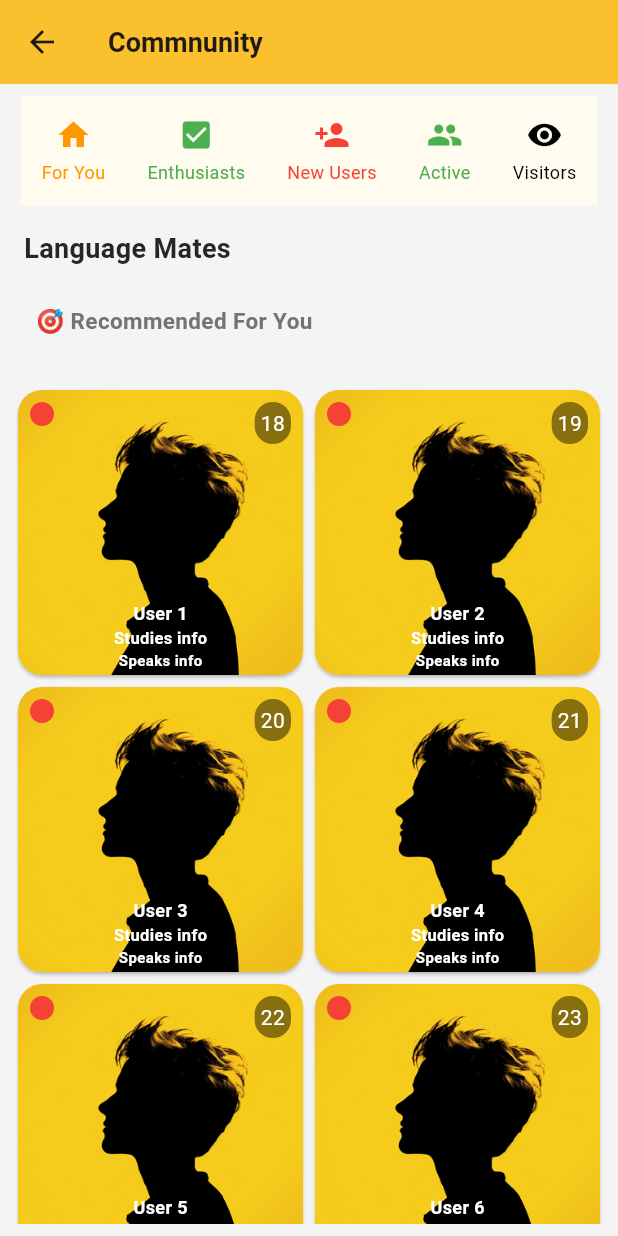
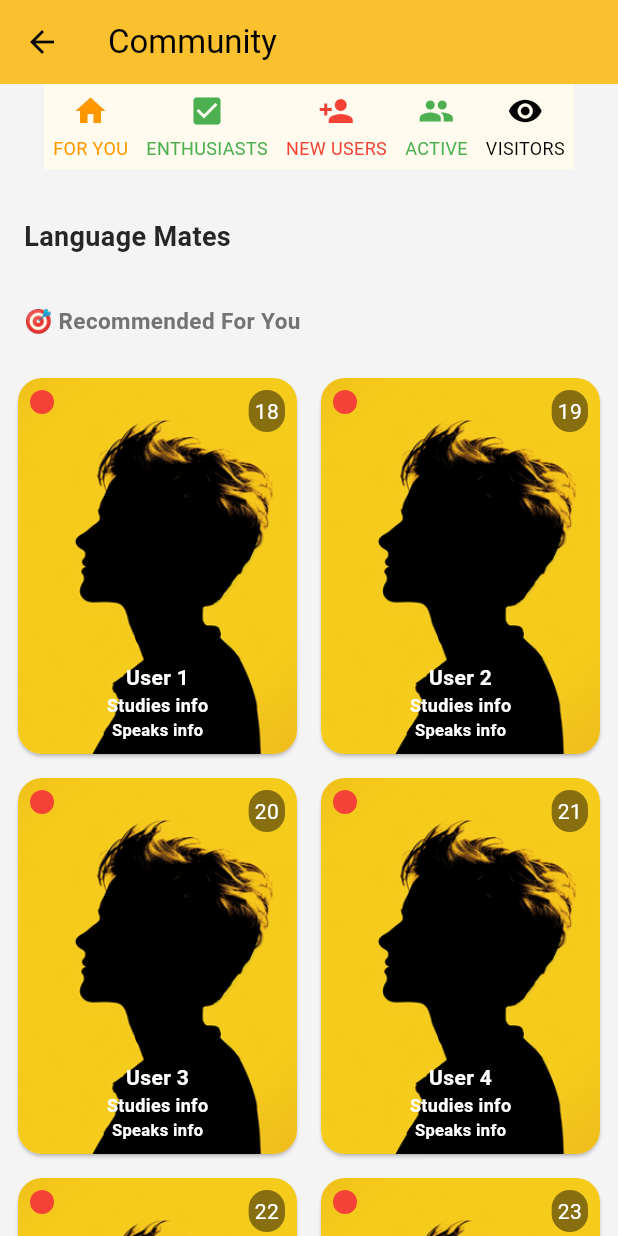
Before and after one commit to langx/langx-flutter, a Flutter app: the Community screen opened directly, on a phone screen of 412 x 824 dp. Run offline on Flutter 3.47's test engine with Material 3 defaults, Android fonts, the phone set to English and light mode, and no system bars; our stand-ins replace appwrite, flutter_dotenv, flutter_svg.

Commit message:
1.Implement scrolling for the entire community page. 2.To be fixed: The arrangement of the five controls in the upper section still has issues.

```diff
--- a/lib/components/usercard.dart
+++ b/lib/components/usercard.dart
@@ -24,15 +24,15 @@ class UserCard extends StatelessWidget {
       shape: RoundedRectangleBorder(
         borderRadius: BorderRadius.circular(16.0),
       ),
-      child: Column(
-        crossAxisAlignment: CrossAxisAlignment.start,
+      child: ClipRRect(
+        borderRadius: BorderRadius.circular(16.0),
+        child: Stack(
           children: [
-          Stack(
-            children: [
-              ClipRRect(
-                borderRadius: BorderRadius.circular(16.0),
-                child: Image.asset(imageUrl,
-                    width: double.infinity, fit: BoxFit.cover),
+            Image.asset(
+              imageUrl,
+              width: double.infinity,
+              height: double.infinity,
+              fit: BoxFit.cover,
             ),
             const Positioned(
               top: 8,
@@ -59,38 +59,41 @@ class UserCard extends StatelessWidget {
               ),
             ),
             Positioned(
-                bottom: 3,
-                left: 0,
-                right: 0,
+              bottom: 8,
+              left: 8,
+              right: 8,
               child: Column(
-                  mainAxisSize: MainAxisSize.min,
                 crossAxisAlignment: CrossAxisAlignment.center,
                 children: [
-                    Text(name,
+                  Text(
+                    name,
                     style: const TextStyle(
                       fontWeight: FontWeight.bold,
-                            fontSize: 12,
-                            color: Colors.white)),
+                      fontSize: 14,
+                      color: Colors.white,
+                    ),
+                  ),
                   Text(
                     studies,
                     style: const TextStyle(
                       fontWeight: FontWeight.bold,
-                          fontSize: 11,
-                          color: Colors.white),
+                      fontSize: 12,
+                      color: Colors.white,
+                    ),
                   ),
                   Text(
                     speaks,
                     style: const TextStyle(
                       fontWeight: FontWeight.bold,
-                          fontSize: 10,
-                          color: Colors.white),
+                      fontSize: 11,
+                      color: Colors.white,
+                    ),
                   ),
                 ],
               ),
             ),
           ],
         ),
-        ],
       ),
     );
   }
--- a/lib/pages/home/community.dart
+++ b/lib/pages/home/community.dart
@@ -1,6 +1,5 @@
 import 'package:flutter/material.dart';
 import 'package:langx_flutter/components/usercard.dart';
-import 'package:langx_flutter/components/headappbar.dart';
 
 class Community extends StatefulWidget {
   const Community({super.key});
@@ -35,82 +34,52 @@ class _CommunityState extends State<Community> {
   Widget build(BuildContext context) {
     return Scaffold(
       backgroundColor: const Color.fromARGB(31, 163, 163, 163),
-      appBar: const HeadAppBar(
-        title: "Commnunity",
-        centerTile: false,
+      body: CustomScrollView(
+        slivers: [
+          const SliverAppBar(
+            title: Text("Community"),
+            centerTitle: false,
+            pinned: true,
+            backgroundColor: Color(0xFFFBC02D),
+            foregroundColor: Colors.black,
           ),
-      body: Padding(
-        padding: const EdgeInsets.all(8.0),
-        child: Column(
+          SliverToBoxAdapter(
+            child: Wrap(
+              alignment: WrapAlignment.center,
+              runSpacing: 8.0,
               children: [
-            SingleChildScrollView(
-              scrollDirection: Axis.horizontal,
-              child: Row(
-                mainAxisAlignment: MainAxisAlignment.spaceAround,
-                children: [
-                  InkWell(
-                    onTap: () {},
-                    child: Ink(
-                      color: const Color.fromARGB(255, 255, 251, 239),
-                      child: Padding(
-                        padding: const EdgeInsets.all(8.0),
+                Expanded(
+                  child:
+                      buildCategoryButton(Icons.home, "FOR YOU", Colors.orange),
+                ),
+                Expanded(
                   child: buildCategoryButton(
-                            Icons.home, "For You", Colors.orange),
+                      Icons.check_box, "ENTHUSIASTS", Colors.green),
                 ),
+                Expanded(
+                  child: buildCategoryButton(
+                      Icons.person_add, "NEW USERS", Colors.red),
                 ),
+                Expanded(
+                  child:
+                      buildCategoryButton(Icons.people, "ACTIVE", Colors.green),
                 ),
-                  InkWell(
-                    onTap: () {},
-                    child: Ink(
-                      color: const Color.fromARGB(255, 255, 251, 239),
-                      child: Padding(
-                        padding: const EdgeInsets.all(8.0),
+                Expanded(
                   child: buildCategoryButton(
-                            Icons.check_box, "Enthusiasts", Colors.green),
-                      ),
-                    ),
-                  ),
-                  InkWell(
-                    onTap: () {},
-                    child: Ink(
-                      color: const Color.fromARGB(255, 255, 251, 239),
-                      child: Padding(
-                        padding: const EdgeInsets.all(8.0),
-                        child: buildCategoryButton(
-                            Icons.person_add, "New Users", Colors.red),
-                      ),
-                    ),
-                  ),
-                  InkWell(
-                    onTap: () {},
-                    child: Ink(
-                      color: const Color.fromARGB(255, 255, 251, 239),
-                      child: Padding(
-                        padding: const EdgeInsets.all(8.0),
-                        child: buildCategoryButton(
-                            Icons.people, "Active", Colors.green),
-                      ),
-                    ),
-                  ),
-                  InkWell(
-                    onTap: () {},
-                    child: Ink(
-                      color: const Color.fromARGB(255, 255, 251, 239),
-                      child: Padding(
-                        padding: const EdgeInsets.all(8.0),
-                        child: buildCategoryButton(
-                            Icons.visibility, "Visitors", Colors.black),
-                      ),
-                    ),
+                      Icons.visibility, "VISITORS", Colors.black),
                 ),
               ],
             ),
           ),
-            const SizedBox(height: 16),
-            const Row(
-              children: [
-                SizedBox(width: 8),
-                Text(
+          const SliverToBoxAdapter(
+            child: SizedBox(height: 16),
+          ),
+          const SliverToBoxAdapter(
+            child: Align(
+              alignment: Alignment.centerLeft,
+              child: Padding(
+                padding: EdgeInsets.all(16.0),
+                child: Text(
                   "Language Mates",
                   style: TextStyle(
                     fontSize: 18,
@@ -118,10 +87,11 @@ class _CommunityState extends State<Community> {
                     color: Color(0xFF262626),
                   ),
                 ),
-              ],
               ),
-            const SizedBox(height: 8),
-            const Align(
+            ),
+          ),
+          const SliverToBoxAdapter(
+            child: Align(
               alignment: Alignment.centerLeft,
               child: Padding(
                 padding: EdgeInsets.all(16.0),
@@ -135,11 +105,12 @@ class _CommunityState extends State<Community> {
                 ),
               ),
             ),
-            const SizedBox(height: 16),
-            Expanded(
-              child: GridView.count(
-                crossAxisCount: 2,
-                children: List.generate(6, (index) {
+          ),
+          SliverPadding(
+            padding: const EdgeInsets.all(8.0),
+            sliver: SliverGrid(
+              delegate: SliverChildBuilderDelegate(
+                (BuildContext context, int index) {
                   return UserCard(
                     name: 'User ${index + 1}',
                     age: 18 + index,
@@ -148,12 +119,19 @@ class _CommunityState extends State<Community> {
                     imageUrl: 'assets/images/preview.png',
                     status: 'Active',
                   );
-                }),
+                },
+                childCount: 12,
+              ),
+              gridDelegate: const SliverGridDelegateWithFixedCrossAxisCount(
+                crossAxisCount: 2,
+                mainAxisSpacing: 8.0,
+                crossAxisSpacing: 8.0,
+                childAspectRatio: 0.75,
+              ),
             ),
           ),
         ],
       ),
-      ),
     );
   }
 }
```
Lines whose indentation alone changed are shown as unchanged.
